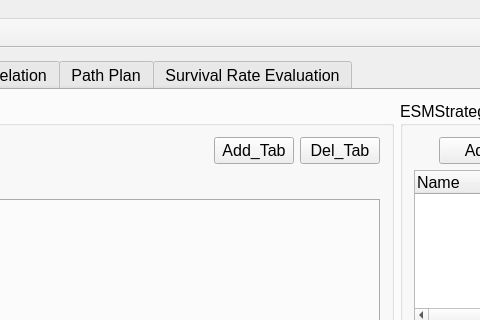
The window that PathPlanGui/MainWindow.ui (louie17/PathPlanning) describes before a commit, drawn with Qt 5; both pictures show x 380 to 860 and y 0 to 320 of the 1134 by 814 pixel window.
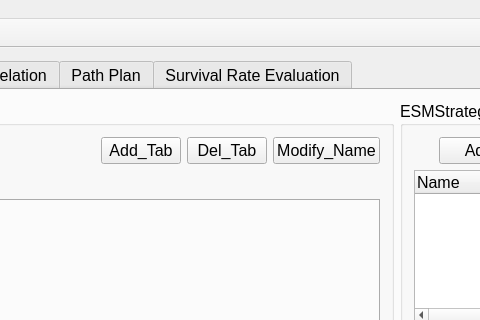
The same window after the commit. The open tabs and pages were chosen to show the change. Custom widgets are drawn as their Qt base class.

Commit message: 添加了更改route_name的功能，在想要修改route名字的tab页点击修改按钮，输入新的名字即可

```diff
--- a/PathPlanGui/MainWindow.ui
+++ b/PathPlanGui/MainWindow.ui
@@ -1382,6 +1382,13 @@
                  </property>
                 </widget>
                </item>
+               <item>
+                <widget class="QPushButton" name="pushButton_routeName">
+                 <property name="text">
+                  <string>Modify_Name</string>
+                 </property>
+                </widget>
+               </item>
               </layout>
              </item>
              <item>
```
Left out of the diff: 2 changed lines with no effect on the pictures. The commit also changes 2 other files.
